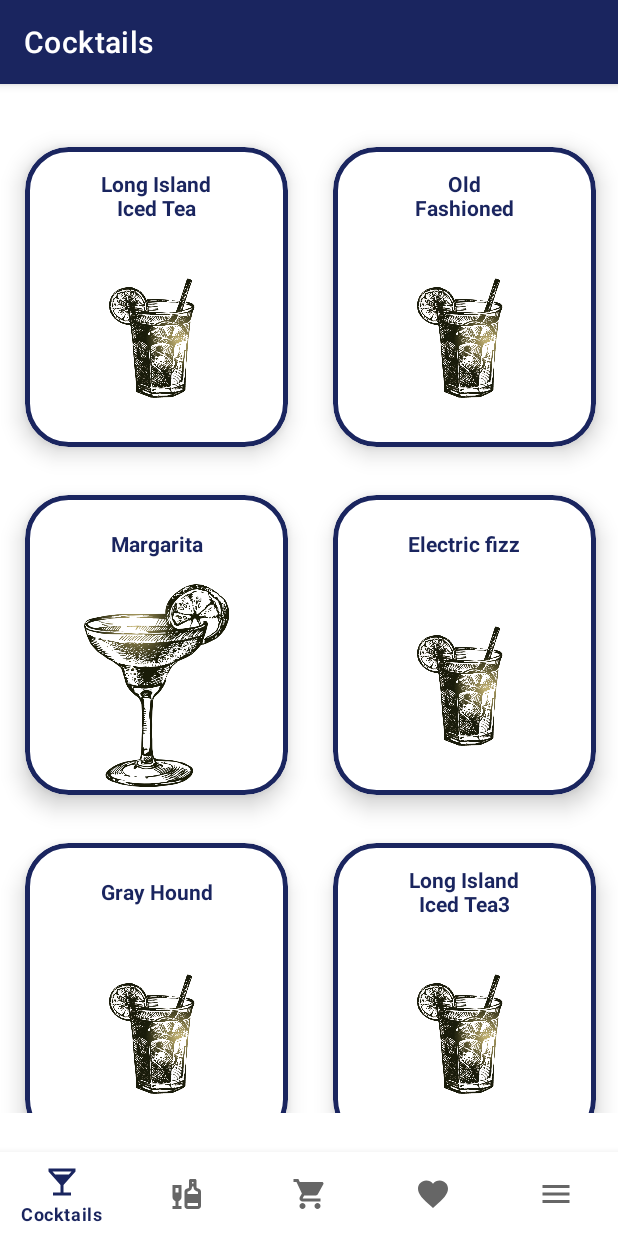
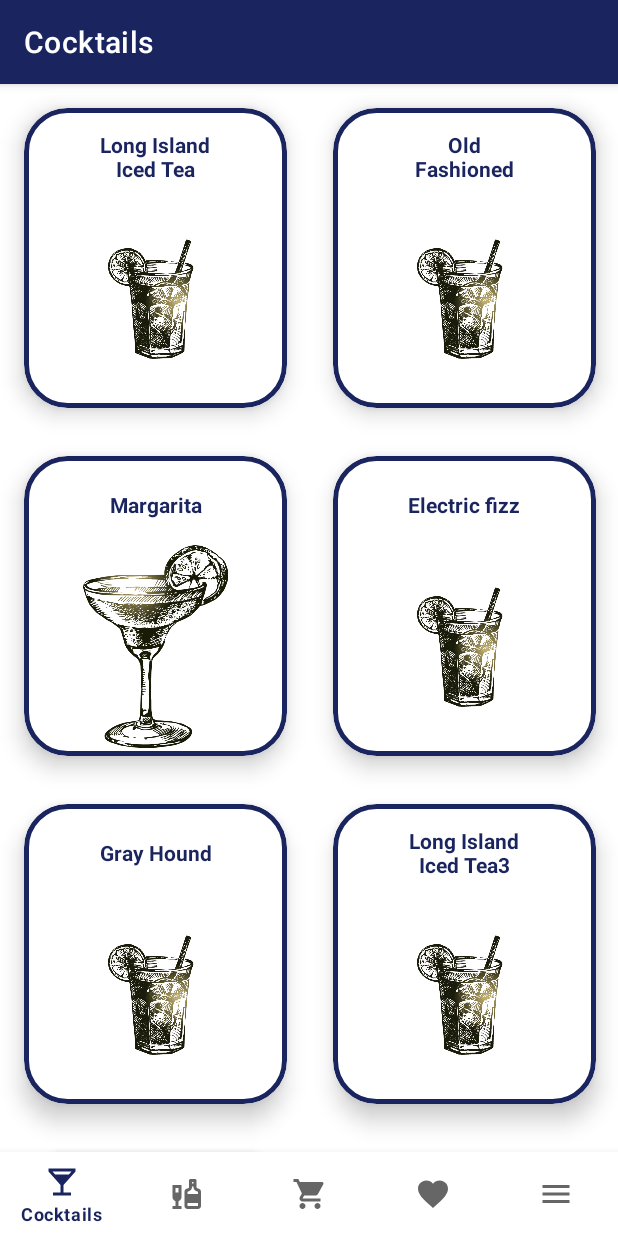
Before and after one commit to tv1light/AppPrototype_1, an Android app: the screen it shows after launch (MainActivity), on a phone screen of 412 x 824 dp. Run offline under Robolectric (Android 15) with nearby library versions, the phone set to English and light mode, and no system bars; our stand-ins replace Room's generated code, navigation-ui.

```diff
--- a/app/src/main/java/com/example/appprototype1/ui/ingredients/IngredientsFragment.kt
+++ b/app/src/main/java/com/example/appprototype1/ui/ingredients/IngredientsFragment.kt
@@ -65,6 +65,7 @@
         ingList.add(Ingredient("Lemon", R.drawable.splash))
 
     }
+
     override fun onDestroyView() {
         super.onDestroyView()
         _binding = null
--- a/app/src/main/res/layout/activity_main.xml
+++ b/app/src/main/res/layout/activity_main.xml
@@ -4,22 +4,7 @@
     xmlns:tools="http://schemas.android.com/tools"
     android:id="@+id/container"
     android:layout_width="match_parent"
-    android:layout_height="match_parent"
-    >
-
-    <fragment
-        android:id="@+id/nav_host_fragment_activity_main"
-        android:name="androidx.navigation.fragment.NavHostFragment"
-        android:layout_width="411dp"
-        android:layout_height="660dp"
-        app:defaultNavHost="true"
-        app:layout_constraintBottom_toTopOf="@+id/nav_view"
-        app:layout_constraintEnd_toEndOf="parent"
-        app:layout_constraintLeft_toLeftOf="parent"
-        app:layout_constraintRight_toRightOf="parent"
-        app:layout_constraintStart_toStartOf="parent"
-        app:layout_constraintTop_toTopOf="parent"
-        app:navGraph="@navigation/mobile_navigation" />
+    android:layout_height="match_parent">
 
     <com.google.android.material.bottomnavigation.BottomNavigationView
         android:id="@+id/nav_view"
@@ -32,8 +17,27 @@
         app:guidelineUseRtl="false"
         app:itemRippleColor="@color/BlueBlack"
         app:layout_constraintBottom_toBottomOf="parent"
-        app:layout_constraintLeft_toLeftOf="parent"
-        app:layout_constraintRight_toRightOf="parent"
-        app:menu="@menu/bottom_nav_menu"/>
+        app:layout_constraintEnd_toEndOf="parent"
+        app:layout_constraintStart_toStartOf="parent"
+        app:menu="@menu/bottom_nav_menu" />
+
+    <LinearLayout
+        android:layout_width="0dp"
+        android:layout_height="0dp"
+
+        app:layout_constraintBottom_toTopOf="@+id/nav_view"
+        app:layout_constraintEnd_toEndOf="parent"
+        app:layout_constraintStart_toStartOf="parent"
+        app:layout_constraintTop_toTopOf="parent">
+
+        <fragment
+            android:id="@+id/nav_host_fragment_activity_main"
+            android:name="androidx.navigation.fragment.NavHostFragment"
+            android:layout_width="match_parent"
+            android:layout_height="match_parent"
+            app:defaultNavHost="true"
+            app:navGraph="@navigation/mobile_navigation" />
+
+    </LinearLayout>
 
 </androidx.constraintlayout.widget.ConstraintLayout>
--- a/app/src/main/res/layout/fragment_home.xml
+++ b/app/src/main/res/layout/fragment_home.xml
@@ -4,6 +4,7 @@
     xmlns:tools="http://schemas.android.com/tools"
     android:layout_width="match_parent"
     android:layout_height="match_parent"
+    android:visibility="visible"
     tools:context=".ui.home.HomeFragment">
 
     <androidx.recyclerview.widget.RecyclerView
@@ -14,5 +15,5 @@
         app:layout_constraintEnd_toEndOf="parent"
         app:layout_constraintStart_toStartOf="parent"
         app:layout_constraintTop_toTopOf="parent"
-        tools:listitem="@layout/recycler_item"/>
+        tools:listitem="@layout/recycler_item" />
 </androidx.constraintlayout.widget.ConstraintLayout>
--- a/app/src/main/res/layout/recycler_item.xml
+++ b/app/src/main/res/layout/recycler_item.xml
@@ -5,7 +5,7 @@
     xmlns:app="http://schemas.android.com/apk/res-auto"
     android:layout_width="175dp"
     android:layout_height="200dp"
-    android:layout_gravity="center_horizontal"
+    android:layout_gravity="center"
     android:layout_margin="16dp"
     android:clickable="true"
     android:focusable="true"
```
